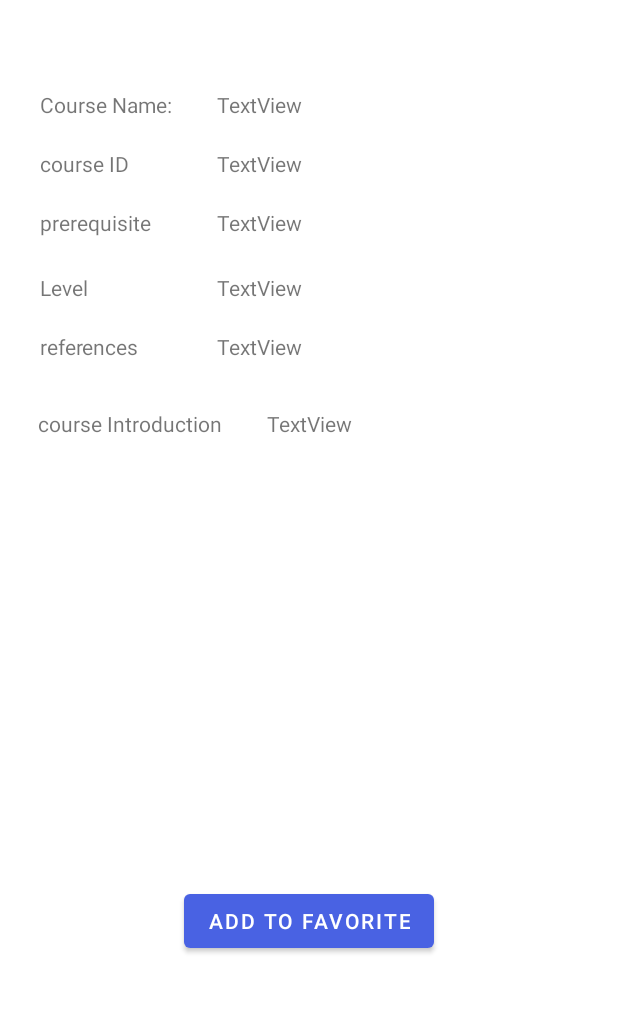
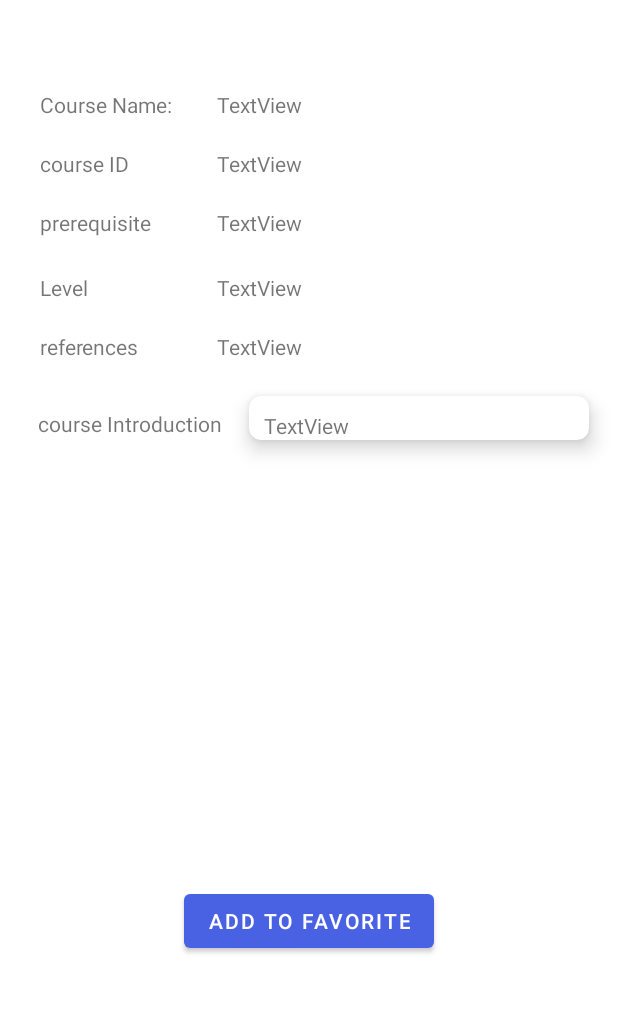
Before and after one commit to AymanOmara/Library, an Android app: the DetailsActivity screen opened directly, with no data from a screen before it, on a phone screen of 412 x 824 dp, the part 219-1232 px from its top. Run offline under Robolectric (Android 15) with nearby library versions, the phone set to English and light mode, and no system bars; libraries missing offline, so code that uses them is left out: io.realm; 11 statements that could not run were skipped.

Commit message:
add course introduction into card view

```diff
--- a/app/src/main/res/layout/activity_details.xml
+++ b/app/src/main/res/layout/activity_details.xml
@@ -106,19 +106,36 @@
                 app:layout_constraintStart_toStartOf="parent"
                 app:layout_constraintTop_toBottomOf="@+id/refrences" />
 
-            <TextView
-                android:id="@+id/introductionValue"
+
+            <androidx.cardview.widget.CardView
+
                 android:layout_width="0dp"
                 android:layout_height="wrap_content"
-                android:layout_marginStart="30dp"
-                android:layout_marginTop="32dp"
-                android:layout_marginEnd="10dp"
-                android:text="TextView"
-                android:textDirection="locale"
+                android:layout_margin="5dp"
+                android:layout_marginStart="16dp"
+                android:layout_marginTop="16dp"
+                app:cardCornerRadius="8dp"
+                app:cardElevation="8dp"
+                app:cardMaxElevation="10dp"
+                app:cardPreventCornerOverlap="true"
+                app:cardUseCompatPadding="true"
                 app:layout_constraintEnd_toEndOf="parent"
                 app:layout_constraintStart_toEndOf="@+id/courseIntroduction"
-                app:layout_constraintTop_toBottomOf="@+id/refrences" />
+                app:layout_constraintTop_toBottomOf="@+id/refrences">
 
+                <TextView
+                    android:id="@+id/introductionValue"
+                    android:layout_width="match_parent"
+                    android:layout_height="wrap_content"
+                    android:layout_marginStart="10dp"
+                    android:layout_marginTop="10dp"
+                    android:layout_marginEnd="10dp"
+                    android:text="TextView"
+                    android:textDirection="locale"
+                    app:layout_constraintEnd_toEndOf="parent"
+                    app:layout_constraintStart_toEndOf="@+id/courseIntroduction"
+                    app:layout_constraintTop_toBottomOf="@+id/refrences" />
+            </androidx.cardview.widget.CardView>
 
             <TextView
                 android:id="@+id/textView"
```
